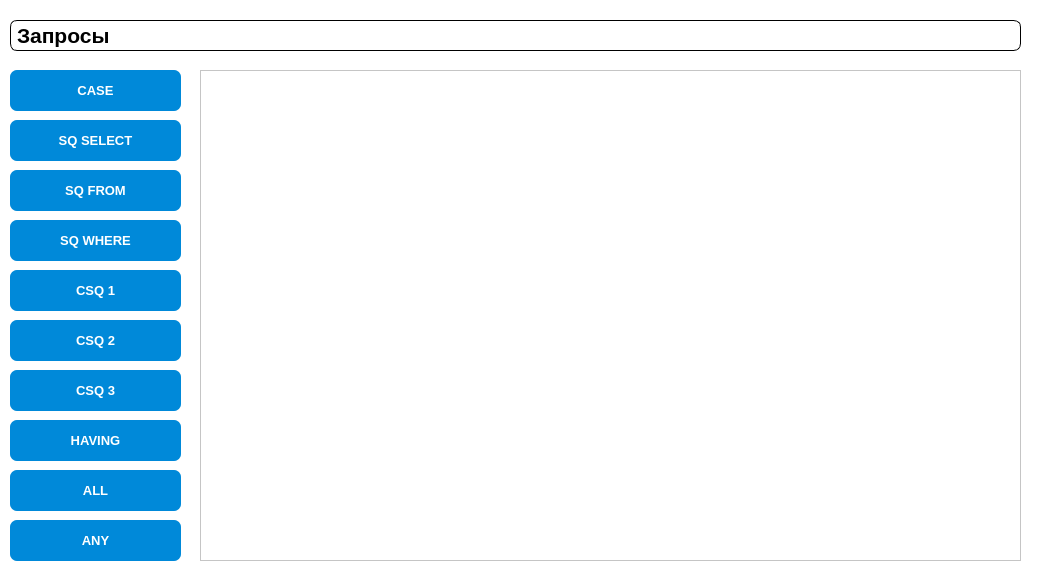
Old version of the form balzhinaautopark/query.ui in the repository ba1zhina/qt-busSystem.
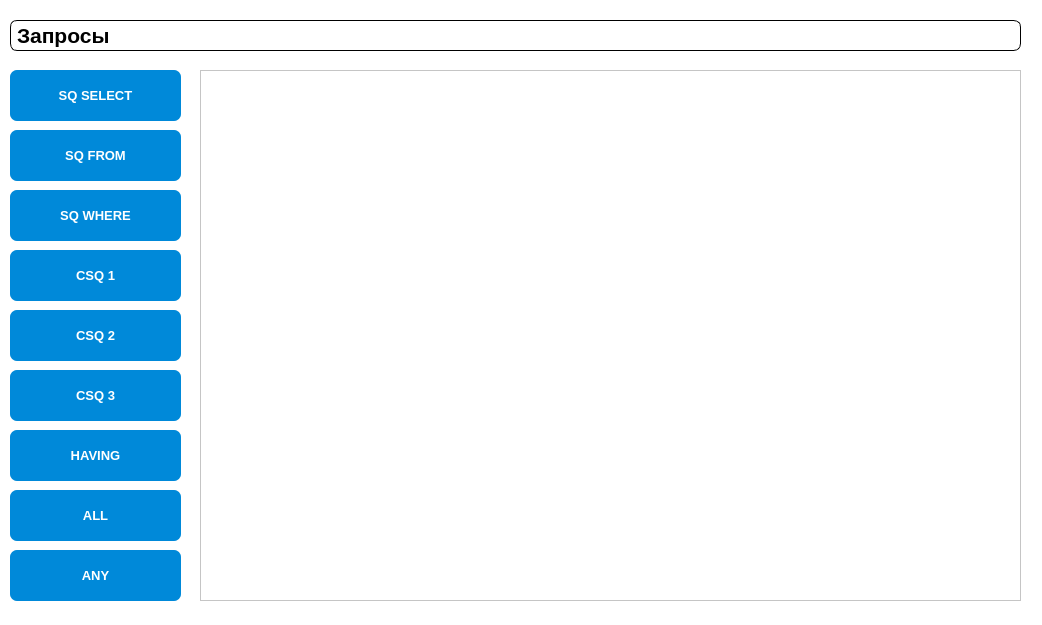
New version of the form. Icons and pictures are not drawn.

```diff
--- a/balzhinaautopark/query.ui
+++ b/balzhinaautopark/query.ui
@@ -7,7 +7,7 @@
     <x>0</x>
     <y>0</y>
     <width>1042</width>
-    <height>587</height>
+    <height>625</height>
    </rect>
   </property>
   <property name="windowTitle">
@@ -26,7 +26,7 @@
      <x>200</x>
      <y>70</y>
      <width>821</width>
-     <height>491</height>
+     <height>531</height>
     </rect>
    </property>
    <property name="styleSheet">
@@ -66,9 +66,9 @@
    <property name="geometry">
     <rect>
      <x>10</x>
-     <y>520</y>
+     <y>550</y>
      <width>171</width>
-     <height>41</height>
+     <height>51</height>
     </rect>
    </property>
    <property name="font">
@@ -92,43 +92,13 @@
     <string>ANY</string>
    </property>
   </widget>
-  <widget class="QPushButton" name="pushButtonCase">
-   <property name="geometry">
-    <rect>
-     <x>10</x>
-     <y>70</y>
-     <width>171</width>
-     <height>41</height>
-    </rect>
-   </property>
-   <property name="font">
-    <font>
-     <pointsize>10</pointsize>
-     <bold>true</bold>
-    </font>
-   </property>
-   <property name="styleSheet">
-    <string notr="true">QPushButton{
-	background-color: #0089D9;
-	border: none;
-	color: white;
-	border-radius: 7px;
-}
-
-QPushButton:pressed{
-	background: #00598C;}</string>
-   </property>
-   <property name="text">
-    <string>CASE</string>
-   </property>
-  </widget>
   <widget class="QPushButton" name="pushButtonSqSelect">
    <property name="geometry">
     <rect>
      <x>10</x>
-     <y>120</y>
+     <y>70</y>
      <width>171</width>
-     <height>41</height>
+     <height>51</height>
     </rect>
    </property>
    <property name="font">
@@ -156,9 +126,9 @@
    <property name="geometry">
     <rect>
      <x>10</x>
-     <y>470</y>
+     <y>490</y>
      <width>171</width>
-     <height>41</height>
+     <height>51</height>
     </rect>
    </property>
    <property name="font">
@@ -186,9 +156,9 @@
    <property name="geometry">
     <rect>
      <x>10</x>
-     <y>420</y>
+     <y>430</y>
      <width>171</width>
-     <height>41</height>
+     <height>51</height>
     </rect>
    </property>
    <property name="font">
@@ -218,7 +188,7 @@
      <x>10</x>
      <y>370</y>
      <width>171</width>
-     <height>41</height>
+     <height>51</height>
     </rect>
    </property>
    <property name="font">
@@ -246,9 +216,9 @@
    <property name="geometry">
     <rect>
      <x>10</x>
-     <y>320</y>
+     <y>310</y>
      <width>171</width>
-     <height>41</height>
+     <height>51</height>
     </rect>
    </property>
    <property name="font">
@@ -276,9 +246,9 @@
    <property name="geometry">
     <rect>
      <x>10</x>
-     <y>270</y>
+     <y>250</y>
      <width>171</width>
-     <height>41</height>
+     <height>51</height>
     </rect>
    </property>
    <property name="font">
@@ -306,9 +276,9 @@
    <property name="geometry">
     <rect>
      <x>10</x>
-     <y>220</y>
+     <y>190</y>
      <width>171</width>
-     <height>41</height>
+     <height>51</height>
     </rect>
    </property>
    <property name="font">
@@ -336,9 +306,9 @@
    <property name="geometry">
     <rect>
      <x>10</x>
-     <y>170</y>
+     <y>130</y>
      <width>171</width>
-     <height>41</height>
+     <height>51</height>
     </rect>
    </property>
    <property name="font">
```
